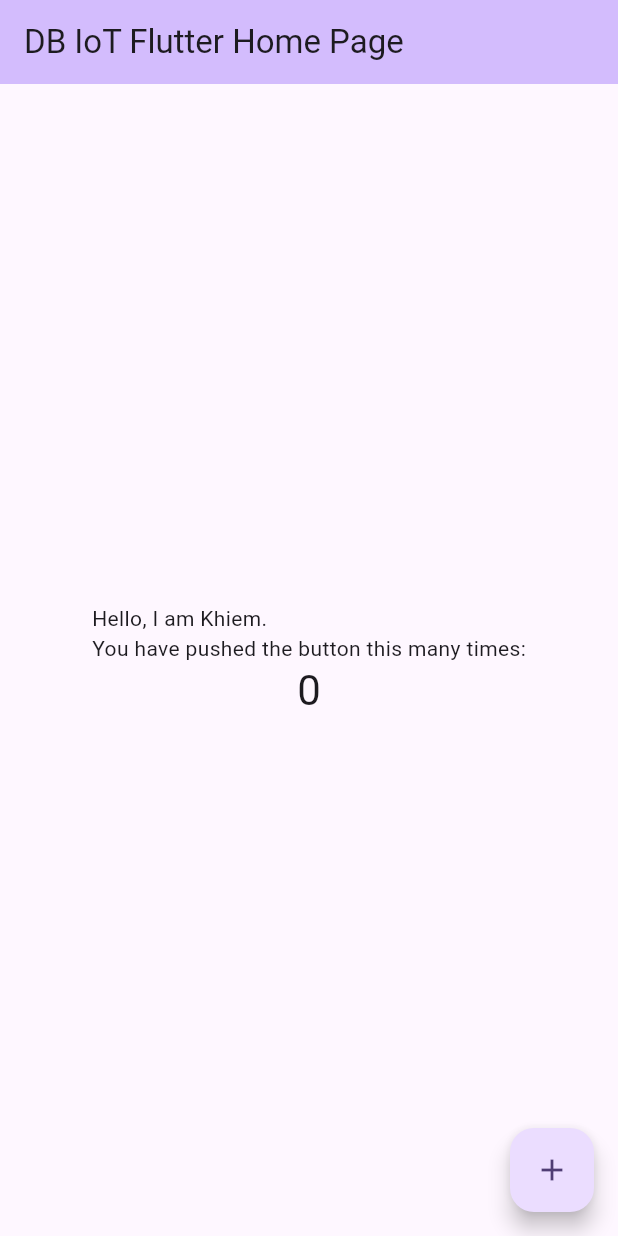
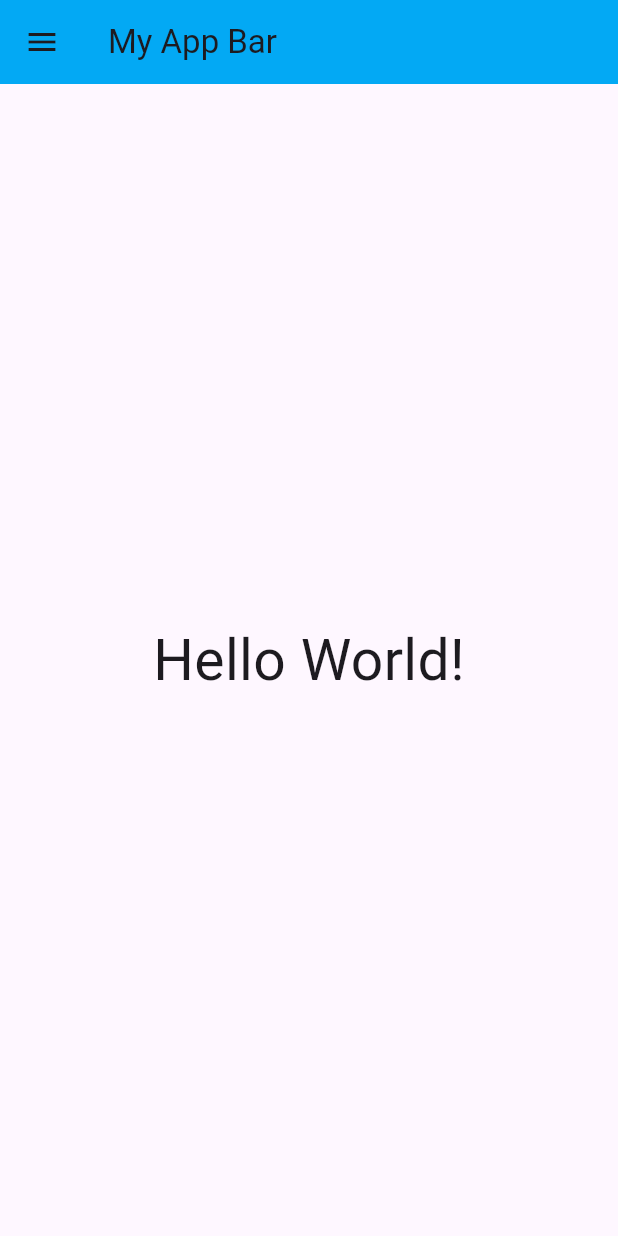
Before and after one commit to KhiemNC/Semester231_CO3038_StuID_2211570, a Flutter app: the screen it shows after launch, on a phone screen of 412 x 824 dp. Run offline on Flutter 3.47's test engine with Material 3 defaults, Android fonts, the phone set to English and light mode, and no system bars; our stand-ins replace flutter_dotenv; missing offline and left inert: mqtt_client.

Commit message:
Implement MqttManager.dart (Flutter) contain MqttManager class, use it to connect MQTT with Adafruit

```diff
--- a/FlutterApp_Optional/db_iot_flutter/lib/main.dart
+++ b/FlutterApp_Optional/db_iot_flutter/lib/main.dart
@@ -1,125 +1,75 @@
 import 'package:flutter/material.dart';
 
-void main() {
+import 'mqtt_manager.dart';
+import 'package:flutter_dotenv/flutter_dotenv.dart';
+
+void main() async {
+  await dotenv.load(fileName: ".env");
   runApp(const MyApp());
+  final mqttManager = MqttManager(
+    serverURI: 'io.adafruit.com',
+    username: dotenv.get('MQTT_USERNAME'),
+    password: dotenv.get('MQTT_PASSWORD'),
+    id: '2211570',
+    feeds: [
+      'khiemnc/feeds/sensor1',
+      'khiemnc/feeds/sensor2',
+      'khiemnc/feeds/sensor3',
+      'khiemnc/feeds/button1',
+      'khiemnc/feeds/button2',
+    ],
+    onConnectedCb: () {
+      print('CallbackFunc: Connected to the broker');
+    },
+    onDisconnectedCb: () {
+      print('CallbackFunc: Disconnected from the broker');
+    },
+    onSubscribedCb: (String topic) {
+      print('CallbackFunc: Subscribed to $topic');
+    },
+    onMessageCb: (String topic, String message) {
+      print('CallbackFunc: Received message from $topic: $message');
+    }
+  );
+  await mqttManager.connect();
 }
 
 class MyApp extends StatelessWidget {
   const MyApp({super.key});
 
-  // This widget is the root of your application.
   @override
   Widget build(BuildContext context) {
     return MaterialApp(
-      title: 'DB IoT Flutter',
-      theme: ThemeData(
-        // This is the theme of your application.
-        //
-        // TRY THIS: Try running your application with "flutter run". You'll see
-        // the application has a purple toolbar. Then, without quitting the app,
-        // try changing the seedColor in the colorScheme below to Colors.green
-        // and then invoke "hot reload" (save your changes or press the "hot
-        // reload" button in a Flutter-supported IDE, or press "r" if you used
-        // the command line to start the app).
-        //
-        // Notice that the counter didn't reset back to zero; the application
-        // state is not lost during the reload. To reset the state, use hot
-        // restart instead.
-        //
-        // This works for code too, not just values: Most code changes can be
-        // tested with just a hot reload.
-        colorScheme: ColorScheme.fromSeed(seedColor: Colors.deepPurple),
-        useMaterial3: true,
-      ),
-      home: const MyHomePage(title: 'DB IoT Flutter Home Page'),
+      theme: ThemeData(primaryColor: Colors.lightBlue),
+      home: const HomePage(),
     );
   }
 }
 
-class MyHomePage extends StatefulWidget {
-  const MyHomePage({super.key, required this.title});
-
-  // This widget is the home page of your application. It is stateful, meaning
-  // that it has a State object (defined below) that contains fields that affect
-  // how it looks.
-
-  // This class is the configuration for the state. It holds the values (in this
-  // case the title) provided by the parent (in this case the App widget) and
-  // used by the build method of the State. Fields in a Widget subclass are
-  // always marked "final".
-
-  final String title;
-
-  @override
-  State<MyHomePage> createState() => _MyHomePageState();
-}
-
-class _MyHomePageState extends State<MyHomePage> {
-  int _counter = 0;
-
-  void _incrementCounter() {
-    setState(() {
-      // This call to setState tells the Flutter framework that something has
-      // changed in this State, which causes it to rerun the build method below
-      // so that the display can reflect the updated values. If we changed
-      // _counter without calling setState(), then the build method would not be
-      // called again, and so nothing would appear to happen.
-      _counter++;
-    });
-  }
+class HomePage extends StatelessWidget {
+  const HomePage({super.key});
 
   @override
   Widget build(BuildContext context) {
-    // This method is rerun every time setState is called, for instance as done
-    // by the _incrementCounter method above.
-    //
-    // The Flutter framework has been optimized to make rerunning build methods
-    // fast, so that you can just rebuild anything that needs updating rather
-    // than having to individually change instances of widgets.
     return Scaffold(
       appBar: AppBar(
-        // TRY THIS: Try changing the color here to a specific color (to
-        // Colors.amber, perhaps?) and trigger a hot reload to see the AppBar
-        // change color while the other colors stay the same.
-        backgroundColor: Theme.of(context).colorScheme.inversePrimary,
-        // Here we take the value from the MyHomePage object that was created by
-        // the App.build method, and use it to set our appbar title.
-        title: Text(widget.title),
+        // how to change the color of the app bar
+        backgroundColor: Colors.lightBlue,
+        leading: IconButton(
+          icon: const Icon(Icons.menu),
+          onPressed: () {
+            print('Menu button clicked');
+          },
+
+        ),
+        title: const Text('My App Bar'),
       ),
-      body: Center(
-        // Center is a layout widget. It takes a single child and positions it
-        // in the middle of the parent.
-        child: Column(
-          // Column is also a layout widget. It takes a list of children and
-          // arranges them vertically. By default, it sizes itself to fit its
-          // children horizontally, and tries to be as tall as its parent.
-          //
-          // Column has various properties to control how it sizes itself and
-          // how it positions its children. Here we use mainAxisAlignment to
-          // center the children vertically; the main axis here is the vertical
-          // axis because Columns are vertical (the cross axis would be
-          // horizontal).
-          //
-          // TRY THIS: Invoke "debug painting" (choose the "Toggle Debug Paint"
-          // action in the IDE, or press "p" in the console), to see the
-          // wireframe for each widget.
-          mainAxisAlignment: MainAxisAlignment.center,
-          children: <Widget>[
-            const Text(
-              'Hello, I am Khiem.\nYou have pushed the button this many times:',
-            ),
-            Text(
-              '$_counter',
-              style: Theme.of(context).textTheme.headlineMedium,
-            ),
-          ],
+      body: const Center(
+        child: Text(
+          'Hello World!',
+          style: TextStyle(fontSize: 38),
         ),
       ),
-      floatingActionButton: FloatingActionButton(
-        onPressed: _incrementCounter,
-        tooltip: 'Increment',
-        child: const Icon(Icons.add),
-      ), // This trailing comma makes auto-formatting nicer for build methods.
     );
   }
 }
```
Also changed, not shown: FlutterApp_Optional/db_iot_flutter/lib/mqtt_manager.dart (added, +95 -0 lines), FlutterApp_Optional/db_iot_flutter/pubspec.yaml (+4 -4 lines), FlutterApp_Optional/db_iot_flutter/pubspec.lock, 2 other files.
